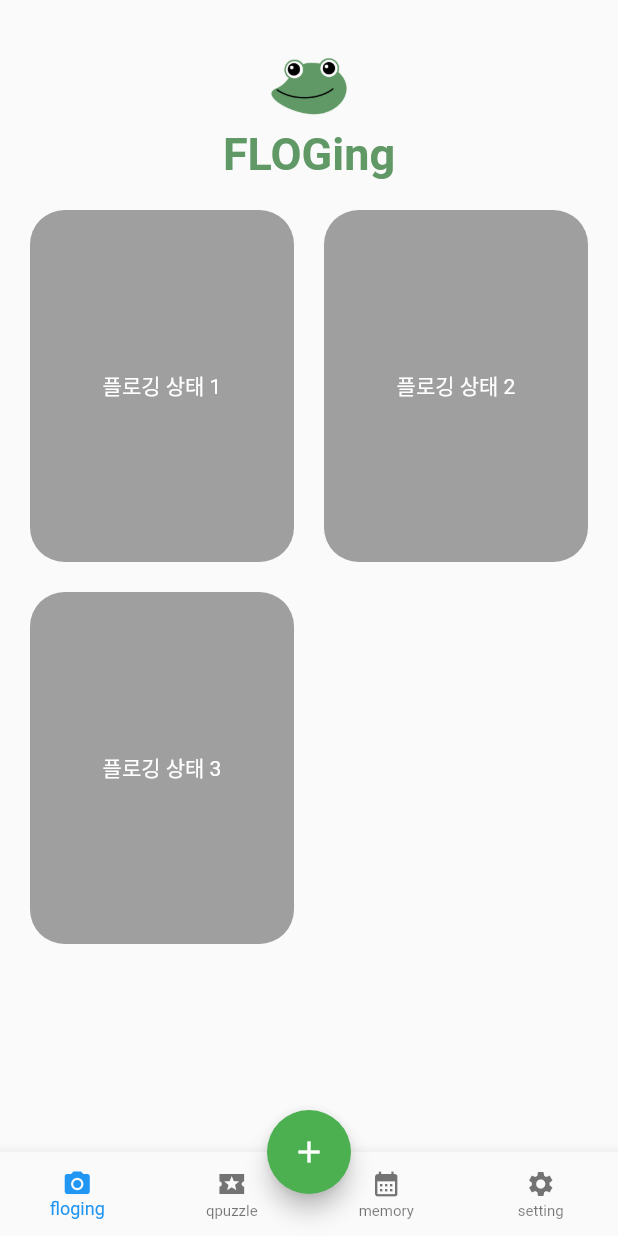
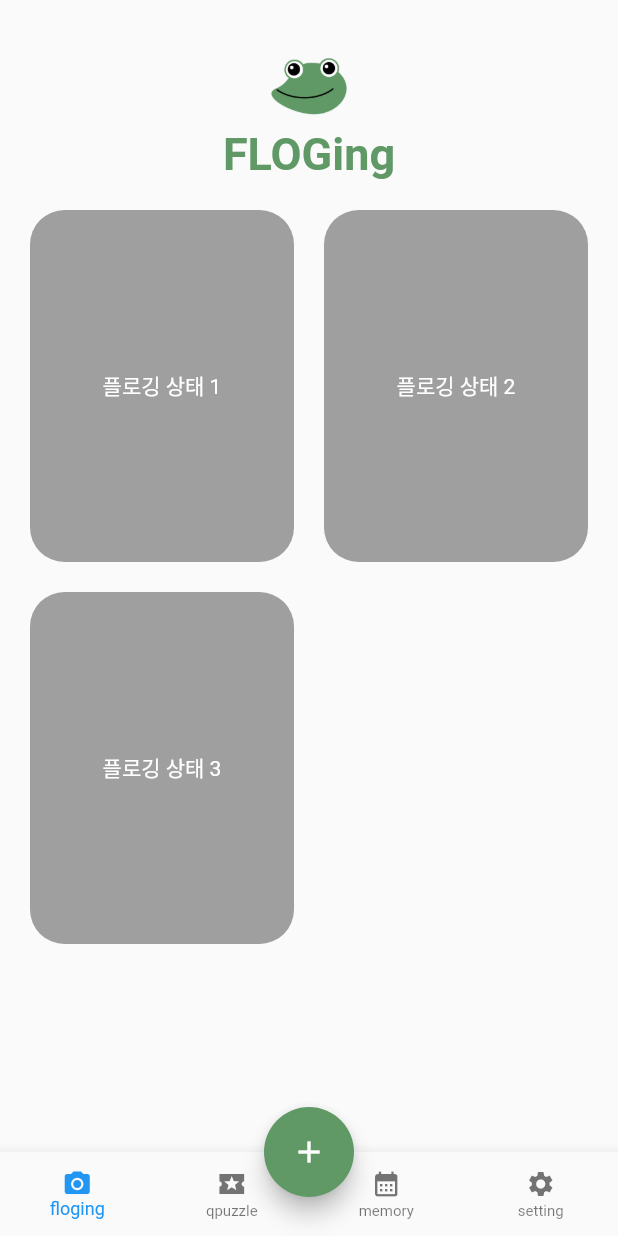
Before and after one commit to EWHA-HOLD-UP/FLOG, a Flutter app: the screen it shows after launch, on a phone screen of 412 x 824 dp. Run offline on Flutter 3.47's test engine with Material 2 defaults, Android fonts, the phone set to English and light mode, and no system bars; our stand-ins replace camera; missing offline and left inert: dart:ffi.

Commit message:
changed the floating button color

```diff
--- a/lib/screen/root_screen.dart
+++ b/lib/screen/root_screen.dart
@@ -66,13 +66,15 @@ class _RootScreenState extends State<RootScreen> {
        selectedLabelStyle: TextStyle(fontSize: 12.0),
        unselectedLabelStyle: TextStyle(fontSize: 10.0),
       ),
-      floatingActionButton: FloatingActionButton(
-        backgroundColor: Colors.green,
-        onPressed: (){
-
-        },
-        child: Icon(
-          Icons.add,
+      floatingActionButton: SizedBox(
+        width: 60, // 원하는 너비
+        height: 60, // 원하는 높이
+        child: FloatingActionButton(
+          backgroundColor: Color(0xFF609966),
+          onPressed: () {
+            // 버튼 클릭 시 동작
+          },
+          child: Icon(Icons.add),
         ),
       ),
       floatingActionButtonLocation: FloatingActionButtonLocation.centerDocked,
```
